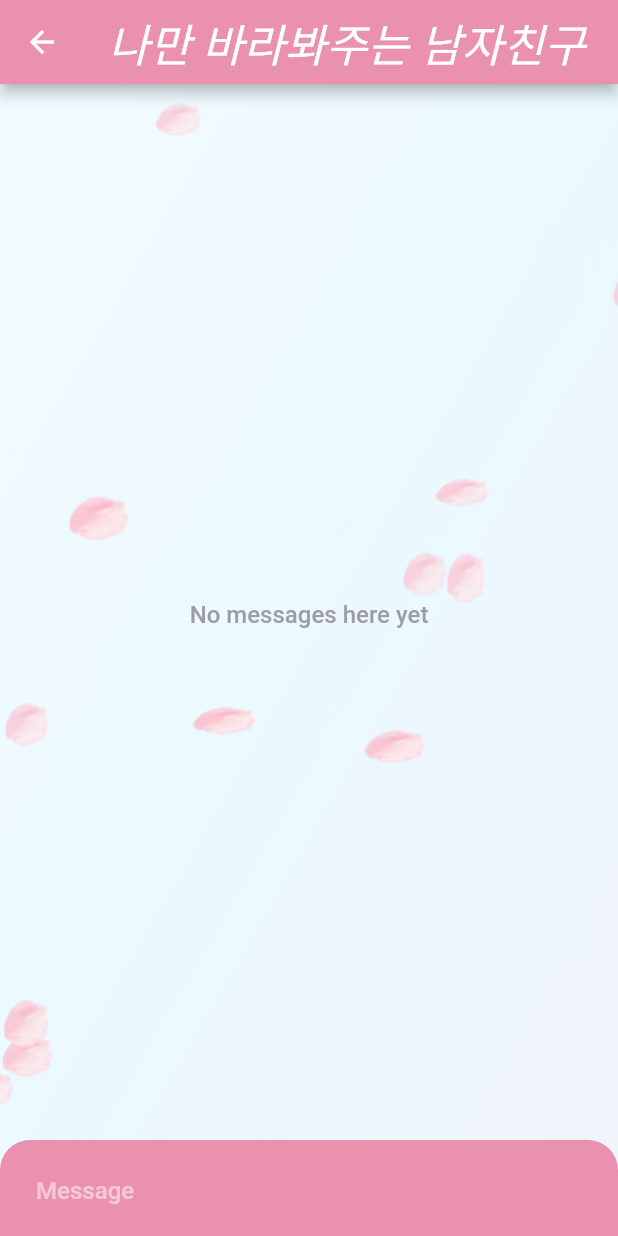
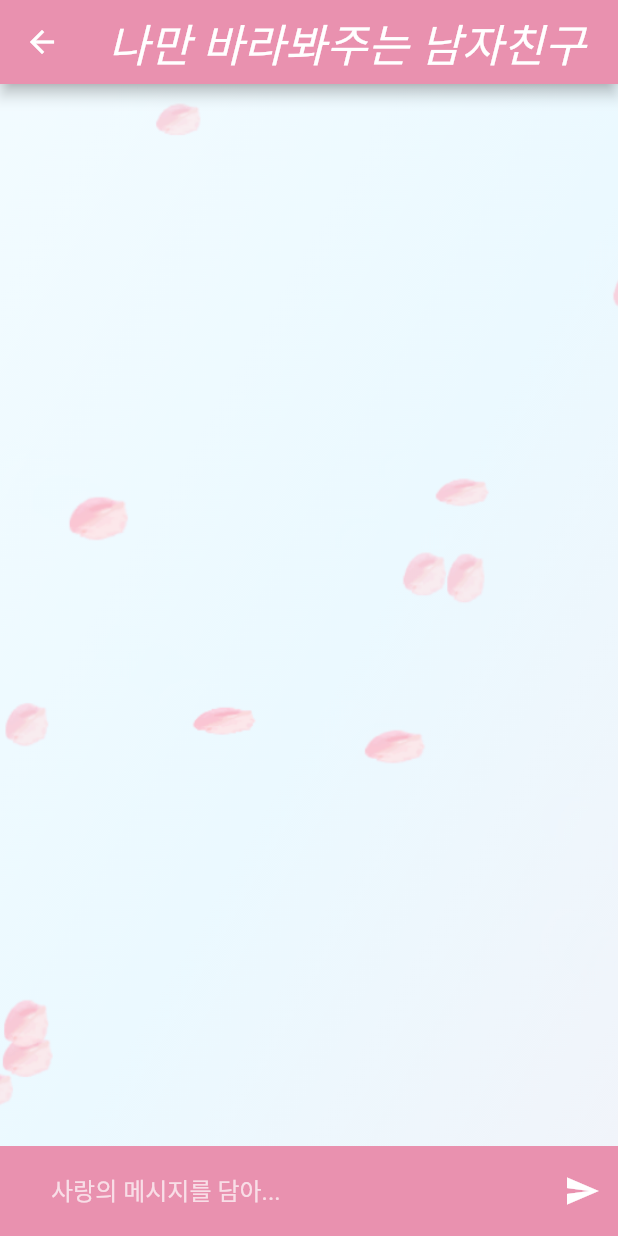
Before and after one commit to goldsergeant/girlfriend_gpt-by-flutter, a Flutter app: the BoyfriendChatPage screen opened directly, on a phone screen of 412 x 824 dp. Run offline on Flutter 3.47's test engine with Material 2 defaults, Android fonts, the light colour scheme and no system bars; our stand-ins replace chat_bubbles, cloud_firestore, email_validator, firebase_auth, firebase_core, flutter_secure_storage and 3 more; missing offline and left inert: dart_openai; accounts and stored records are empty.

Commit message:
일단 컴퓨터로 넘기기

```diff
--- a/lib/page/boyfriend_chat.dart
+++ b/lib/page/boyfriend_chat.dart
@@ -1,241 +1,143 @@
-import 'dart:convert';
-import 'dart:io';
-
-import 'package:file_picker/file_picker.dart';
 import 'package:flutter/material.dart';
-import 'package:flutter/services.dart' show rootBundle;
-import 'package:flutter_chat_types/flutter_chat_types.dart' as types;
-import 'package:flutter_chat_ui/flutter_chat_ui.dart';
-import 'package:girlfriend_gpt/services/firebase_service.dart';
+import 'package:chat_bubbles/chat_bubbles.dart';
+import 'package:girlfriend_gpt/main.dart';
 import 'package:girlfriend_gpt/services/openai_service.dart';
-import 'package:http/http.dart' as http;
-import 'package:image_picker/image_picker.dart';
-import 'package:intl/date_symbol_data_local.dart';
-import 'package:mime/mime.dart';
-import 'package:open_filex/open_filex.dart';
-import 'package:path_provider/path_provider.dart';
-import 'package:uuid/uuid.dart';
 
 class BoyfriendChatPage extends StatefulWidget {
-  const BoyfriendChatPage({super.key});
+  BoyfriendChatPage({Key? key}) : super(key: key);
 
   @override
-  State<BoyfriendChatPage> createState() => _BoyfriendChatPageState();
+  _BoyfriendChatPageState createState() => _BoyfriendChatPageState();
 }
 
 class _BoyfriendChatPageState extends State<BoyfriendChatPage> {
-  List<types.Message> _messages = [];
-  final _user = types.User(
-    id: FirebaseService.getUser()!.uid,
+  final now = new DateTime.now();
+  List<Widget> _messages = [];
+  TextEditingController _textController = TextEditingController();
+  FocusNode _focusNode = FocusNode();
+  ScrollController _scrollController = ScrollController();
+
+  _sendMessage(String message) async {
+    if (_messages.isEmpty) {
+      _addMessage(DateChip(date: now));
+    }
+    BubbleNormal bubble = BubbleNormal(
+      text: message,
+      isSender: true,
+      tail: true,
+      color: Theme.of(context).primaryColor,
+      textStyle: TextStyle(color: Colors.white),
     );
 
-  @override
-  void initState() {
-    super.initState();
-    // _loadMessages();
+    _addMessage(bubble);
+    _textController.text = '';
+
+    String response = await OpenAiService.sendToBoyfriend(message);
+
+    print(response);
+    _scrollToLastMessage();
   }
 
-  void _addMessage(types.Message message) {
+  void _addMessage(Widget widget) {
     setState(() {
-      _messages.insert(0, message);
+      _messages.add(widget);
     });
   }
 
-  void _handleAttachmentPressed() {
-    showModalBottomSheet<void>(
-      context: context,
-      builder: (BuildContext context) => SafeArea(
-        child: SizedBox(
-          height: 144,
-          child: Column(
-            crossAxisAlignment: CrossAxisAlignment.stretch,
+  _scrollToLastMessage() async {
+    setState(() {
+      _scrollController.jumpTo(_scrollController.position.maxScrollExtent);
+    });
+  }
+
+  Widget _buildMessageBar() {
+    return Align(
+      alignment: Alignment.bottomLeft,
+      child: Container(
+        padding: EdgeInsets.only(left: 10, bottom: 10, top: 10),
+        height: 60,
+        width: double.infinity,
+        decoration: BoxDecoration(
+          color: Theme.of(navigatorKey.currentState!.context).primaryColor,
+        ),
+        child: Row(
           children: <Widget>[
-              TextButton(
-                onPressed: () {
-                  Navigator.pop(context);
-                  _handleImageSelection();
+            Expanded(
+              child: TextField(
+                focusNode: _focusNode,
+                controller: _textController,
+                decoration: InputDecoration(
+                    contentPadding: EdgeInsets.fromLTRB(24.0, 0, 0, 10.0),
+                    hintText: "사랑의 메시지를 담아...",
+                    hintStyle: TextStyle(color: Colors.white70),
+                    border: InputBorder.none),
+                cursorColor: Colors.white,
+                style: TextStyle(color: Colors.white),
+                onSubmitted: (message) {
+                  if (_textController.text.trim() != '') {
+                    _sendMessage(message.trim());
+                  }
+                  _focusNode.requestFocus();
                 },
-                child: const Align(
-                  alignment: AlignmentDirectional.centerStart,
-                  child: Text('Photo'),
               ),
             ),
-              TextButton(
+            SizedBox(
+              width: 15,
+            ),
+            IconButton(
               onPressed: () {
-                  Navigator.pop(context);
-                  _handleFileSelection();
+                if (_textController.text.trim() != '')
+                  _sendMessage(_textController.text.trim());
               },
-                child: const Align(
-                  alignment: AlignmentDirectional.centerStart,
-                  child: Text('File'),
-                ),
-              ),
-              TextButton(
-                onPressed: () => Navigator.pop(context),
-                child: const Align(
-                  alignment: AlignmentDirectional.centerStart,
-                  child: Text('Cancel'),
-                ),
+              icon: Icon(Icons.send),
+              color: Colors.white,
             ),
           ],
-          ),
         ),
       ),
     );
   }
 
-  void _handleFileSelection() async {
-    final result = await FilePicker.platform.pickFiles(
-      type: FileType.any,
-    );
-
-    if (result != null && result.files.single.path != null) {
-      final message = types.FileMessage(
-        author: _user,
-        createdAt: DateTime.now().millisecondsSinceEpoch,
-        id: const Uuid().v4(),
-        mimeType: lookupMimeType(result.files.single.path!),
-        name: result.files.single.name,
-        size: result.files.single.size,
-        uri: result.files.single.path!,
-      );
-
-      _addMessage(message);
-    }
+  @override
+  void dispose() {
+    // TODO: implement dispose
+    _scrollController.dispose();
+    _textController.dispose();
+    _focusNode.dispose();
+    super.dispose();
   }
 
-  void _handleImageSelection() async {
-    final result = await ImagePicker().pickImage(
-      imageQuality: 70,
-      maxWidth: 1440,
-      source: ImageSource.gallery,
-    );
-
-    if (result != null) {
-      final bytes = await result.readAsBytes();
-      final image = await decodeImageFromList(bytes);
-
-      final message = types.ImageMessage(
-        author: _user,
-        createdAt: DateTime.now().millisecondsSinceEpoch,
-        height: image.height.toDouble(),
-        id: const Uuid().v4(),
-        name: result.name,
-        size: bytes.length,
-        uri: result.path,
-        width: image.width.toDouble(),
-      );
-
-      _addMessage(message);
-    }
-  }
-
-  void _handleMessageTap(BuildContext _, types.Message message) async {
-    if (message is types.FileMessage) {
-      var localPath = message.uri;
-
-      if (message.uri.startsWith('http')) {
-        try {
-          final index =
-              _messages.indexWhere((element) => element.id == message.id);
-          final updatedMessage =
-              (_messages[index] as types.FileMessage).copyWith(
-            isLoading: true,
-          );
-
-          setState(() {
-            _messages[index] = updatedMessage;
-          });
-
-          final client = http.Client();
-          final request = await client.get(Uri.parse(message.uri));
-          final bytes = request.bodyBytes;
-          final documentsDir = (await getApplicationDocumentsDirectory()).path;
-          localPath = '$documentsDir/${message.name}';
-
-          if (!File(localPath).existsSync()) {
-            final file = File(localPath);
-            await file.writeAsBytes(bytes);
-          }
-        } finally {
-          final index =
-              _messages.indexWhere((element) => element.id == message.id);
-          final updatedMessage =
-              (_messages[index] as types.FileMessage).copyWith(
-            isLoading: null,
-          );
-
-          setState(() {
-            _messages[index] = updatedMessage;
-          });
-        }
-      }
-
-      await OpenFilex.open(localPath);
-    }
-  }
-
-  void _handlePreviewDataFetched(
-    types.TextMessage message,
-    types.PreviewData previewData,
-  ) {
-    final index = _messages.indexWhere((element) => element.id == message.id);
-    final updatedMessage = (_messages[index] as types.TextMessage).copyWith(
-      previewData: previewData,
-    );
-
-    setState(() {
-      _messages[index] = updatedMessage;
-    });
-  }
-
-  void _handleSendPressed(types.PartialText message) {
-    final textMessage = types.TextMessage(
-      author: _user,
-      createdAt: DateTime.now().millisecondsSinceEpoch,
-      id: const Uuid().v4(),
-      text: message.text,
-    );
-    _addMessage(textMessage);
-    OpenAiService.sendToBoyfriend(message.text);
-  }
-
-  // void _loadMessages() async {
-  //   final response = await rootBundle.loadString('assets/messages.json');
-  //   final messages = (jsonDecode(response) as List)
-  //       .map((e) => types.Message.fromJson(e as Map<String, dynamic>))
-  //       .toList();
-
-  //   setState(() {
-  //     _messages = messages;
-  //   });
-  // }
-
   @override
-  Widget build(BuildContext context) => Container(
+  Widget build(BuildContext context) {
+    final now = new DateTime.now();
+    return Container(
         decoration: BoxDecoration(
             image: DecorationImage(
           fit: BoxFit.cover,
           image: AssetImage("assets/images/cherryblossom.gif"),
         )),
         child: Scaffold(
+          backgroundColor: Colors.transparent,
           appBar: AppBar(
             title: Text('나만 바라봐주는 남자친구'),
             centerTitle: true,
           ),
-        body: Chat(
-          messages: _messages,
-          // onAttachmentPressed: _handleAttachmentPressed,
-          onMessageTap: _handleMessageTap,
-          onPreviewDataFetched: _handlePreviewDataFetched,
-          onSendPressed: _handleSendPressed,
-          showUserAvatars: true,
-          showUserNames: true,
-          user: _user,
-          theme: DefaultChatTheme(
-              primaryColor: Theme.of(context).primaryColor,
-              inputBackgroundColor: Theme.of(context).primaryColor,
-              backgroundColor: Colors.transparent),
+          body: Column(
+            mainAxisAlignment: MainAxisAlignment.spaceBetween,
+            children: [
+              Expanded(
+                child: SingleChildScrollView(
+                  physics: ScrollPhysics(),
+                  controller: _scrollController,
+                  child: Column(
+                    children: _messages,
                   ),
+                ),
+              ),
+              _buildMessageBar()
+            ],
+          ),
+          // This trailing comma makes auto-formatting nicer for build methods.
         ));
   }
+}
--- a/pubspec.yaml
+++ b/pubspec.yaml
@@ -45,7 +45,6 @@ dependencies:
   cloud_firestore: ^4.8.1
   json_annotation: ^4.8.1
   build_runner: ^2.4.5
-  flutter_chat_ui: ^1.6.8
   file_picker: ^5.3.2
   uuid: ^3.0.7
   image_picker: ^0.8.9
@@ -53,6 +52,9 @@ dependencies:
   path_provider: ^2.0.15
   dart_openai: ^3.0.0
   envied: ^0.3.0+3
+  chat_bubbles: ^1.4.1
+  cached_network_image: ^3.2.3
+  audioplayers: ^4.1.0
 
 dev_dependencies:
   flutter_test:
```
Also changed, not shown: lib/services/openai_service.dart (+4 -15 lines), pubspec.lock, 5 other files. Lines whose indentation alone changed are shown as unchanged.
